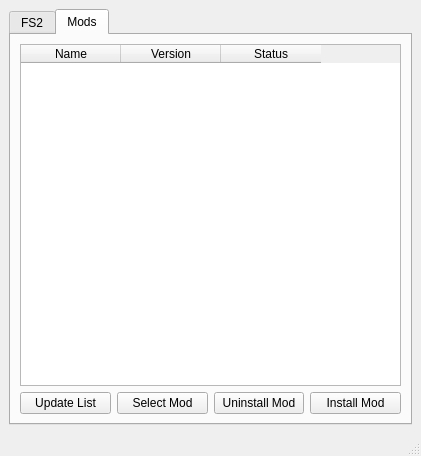
This is ui/main.ui in ngld/old-knossos as Qt 5 draws it before an edit. The edited form follows.
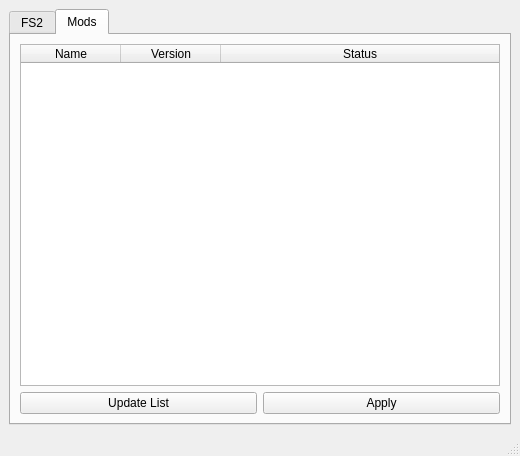
This is the edited form. The open tabs and pages were chosen to show the change.

Diff of the .ui file:
```diff
--- a/ui/main.ui
+++ b/ui/main.ui
@@ -6,7 +6,7 @@
    <rect>
     <x>0</x>
     <y>0</y>
-    <width>421</width>
+    <width>520</width>
     <height>456</height>
    </rect>
   </property>
@@ -74,6 +74,33 @@
        <layout class="QVBoxLayout" name="verticalLayout_3">
         <item>
          <widget class="QTableWidget" name="tableWidget">
+          <property name="selectionMode">
+           <enum>QAbstractItemView::NoSelection</enum>
+          </property>
+          <property name="selectionBehavior">
+           <enum>QAbstractItemView::SelectRows</enum>
+          </property>
+          <property name="showGrid">
+           <bool>false</bool>
+          </property>
+          <property name="sortingEnabled">
+           <bool>true</bool>
+          </property>
+          <attribute name="horizontalHeaderCascadingSectionResizes">
+           <bool>true</bool>
+          </attribute>
+          <attribute name="horizontalHeaderStretchLastSection">
+           <bool>true</bool>
+          </attribute>
+          <attribute name="verticalHeaderVisible">
+           <bool>false</bool>
+          </attribute>
+          <attribute name="verticalHeaderDefaultSectionSize">
+           <number>20</number>
+          </attribute>
+          <attribute name="verticalHeaderMinimumSectionSize">
+           <number>16</number>
+          </attribute>
           <column>
            <property name="text">
             <string>Name</string>
@@ -103,21 +130,7 @@
           <item>
            <widget class="QPushButton" name="select_mod">
             <property name="text">
-             <string>Select Mod</string>
-            </property>
-           </widget>
-          </item>
-          <item>
-           <widget class="QPushButton" name="uninstall_mod">
-            <property name="text">
-             <string>Uninstall Mod</string>
-            </property>
-           </widget>
-          </item>
-          <item>
-           <widget class="QPushButton" name="install_mod">
-            <property name="text">
-             <string>Install Mod</string>
+             <string>Apply</string>
             </property>
            </widget>
           </item>
```
Left out of the diff: 11 changed lines with no effect on the pictures.
